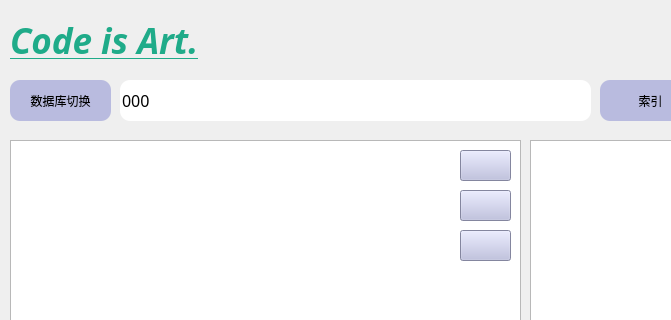
chenphxx/slash-learn, file app/mainwindow.ui: the form before one commit; both pictures show x 0 to 671 and y 0 to 320 of the 1135 by 665 pixel window.
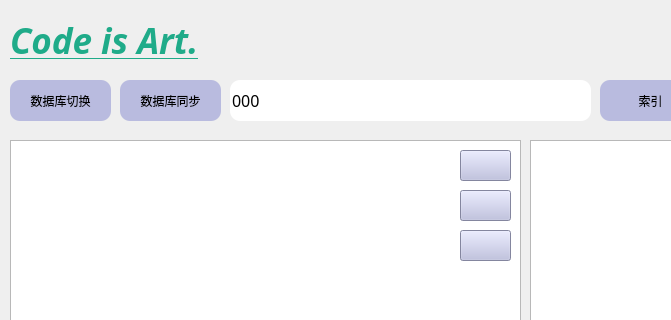
The form after the commit. Icons and pictures are not drawn.

What changed in the file:
```diff
--- a/app/mainwindow.ui
+++ b/app/mainwindow.ui
@@ -17,9 +17,9 @@
    <widget class="QLineEdit" name="search_box">
     <property name="geometry">
      <rect>
-      <x>120</x>
+      <x>230</x>
       <y>80</y>
-      <width>471</width>
+      <width>361</width>
       <height>41</height>
      </rect>
     </property>
@@ -513,6 +513,38 @@
      <iconset theme="QIcon::ThemeIcon::SystemSearch"/>
     </property>
    </widget>
+   <widget class="QPushButton" name="git_push">
+    <property name="geometry">
+     <rect>
+      <x>120</x>
+      <y>80</y>
+      <width>101</width>
+      <height>41</height>
+     </rect>
+    </property>
+    <property name="font">
+     <font>
+      <pointsize>9</pointsize>
+     </font>
+    </property>
+    <property name="cursor">
+     <cursorShape>PointingHandCursor</cursorShape>
+    </property>
+    <property name="toolTip">
+     <string>&lt;html&gt;&lt;head/&gt;&lt;body&gt;&lt;p&gt;&lt;br/&gt;&lt;/p&gt;&lt;/body&gt;&lt;/html&gt;</string>
+    </property>
+    <property name="styleSheet">
+     <string notr="true">border-radius:10px;
+background-color: rgb(185, 187, 223);
+</string>
+    </property>
+    <property name="text">
+     <string>数据库同步</string>
+    </property>
+    <property name="icon">
+     <iconset theme="QIcon::ThemeIcon::SyncSynchronizing"/>
+    </property>
+   </widget>
    <zorder>search_box</zorder>
    <zorder>language_switch</zorder>
    <zorder>language_label</zorder>
```
Left out of the diff: 1 changed line with no effect on the pictures.
